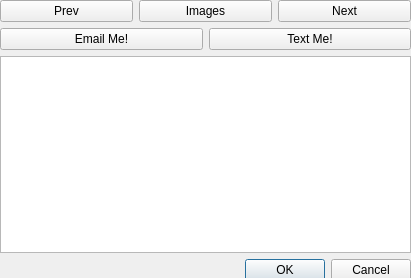
Before: the Qt Designer form gui_design/postviewerdesign.ui in AWGarvin/Cbot, drawn with Qt 5.
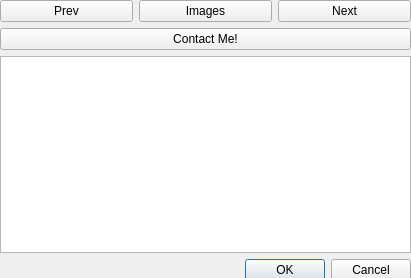
After: the same form once the commit is applied.

Commit message: cleaned up contact interface

The edit to the form file:
```diff
--- a/gui_design/postviewerdesign.ui
+++ b/gui_design/postviewerdesign.ui
@@ -53,14 +53,7 @@
       <item>
        <widget class="QPushButton" name="emailBtn">
         <property name="text">
-         <string>Email Me!</string>
-        </property>
-       </widget>
-      </item>
-      <item>
-       <widget class="QPushButton" name="textBtn">
-        <property name="text">
-         <string>Text Me!</string>
+         <string>Contact Me!</string>
         </property>
        </widget>
       </item>
```
The commit also changes 2 other files.
